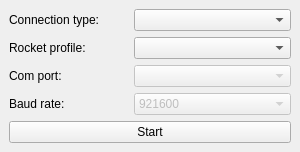
The window that qt_files/com_window.ui (UBC-Rocket/UBCRocketGroundStation) describes before a commit, drawn with Qt 5.
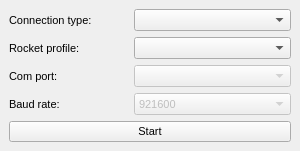
The same window after the commit.

Commit message: Prevent OS from setting tiny default font

```diff
--- a/qt_files/com_window.ui
+++ b/qt_files/com_window.ui
@@ -16,6 +16,11 @@
     <verstretch>0</verstretch>
    </sizepolicy>
   </property>
+  <property name="font">
+   <font>
+    <pointsize>8</pointsize>
+   </font>
+  </property>
   <property name="windowTitle">
    <string>Select Start Configuration</string>
   </property>
```
The commit also changes 4 other files.
